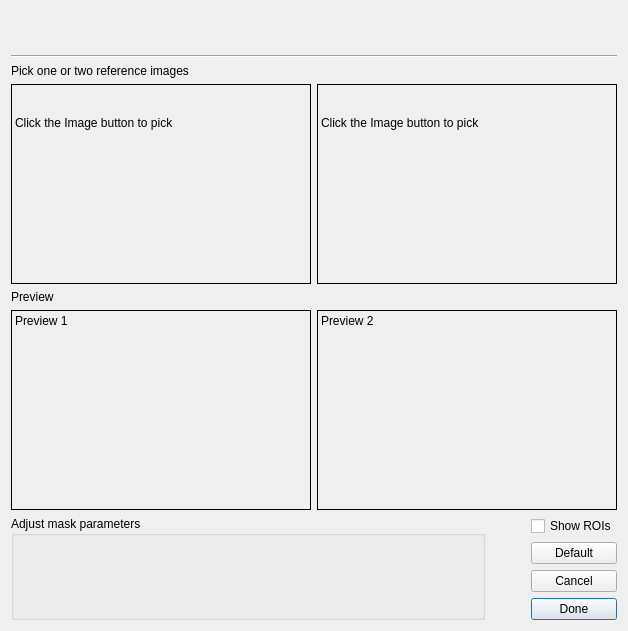
rayngrowingsystems/RVS_Analytics, file Application/ui/ImageMaskDialog.ui: the form before one commit.
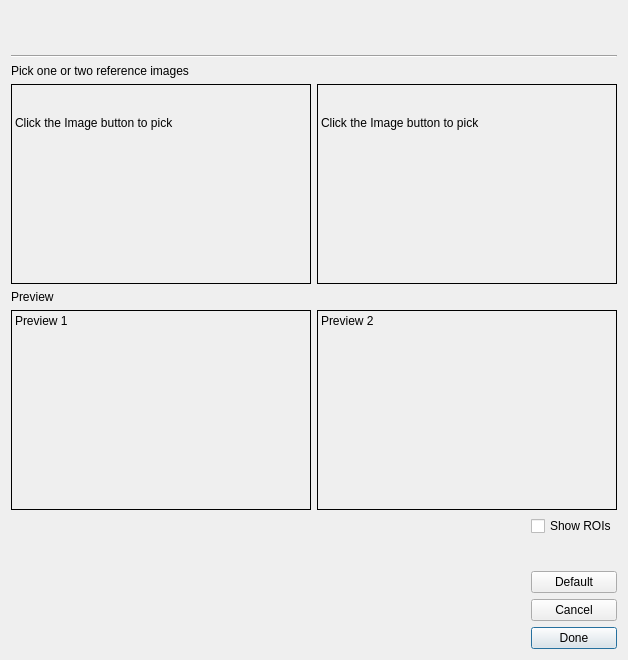
The form after the commit. Custom widgets are drawn as their Qt base class.

Patch:
```diff
--- a/Application/ui/ImageMaskDialog.ui
+++ b/Application/ui/ImageMaskDialog.ui
@@ -10,7 +10,7 @@
     <x>0</x>
     <y>0</y>
     <width>628</width>
-    <height>630</height>
+    <height>660</height>
    </rect>
   </property>
   <property name="windowTitle">
@@ -190,17 +190,7 @@
      <item>
       <layout class="QHBoxLayout" name="horizontalLayout_4" stretch="1,0,0,0">
        <item>
-        <widget class="QGroupBox" name="mask_options_box">
-         <property name="sizePolicy">
-          <sizepolicy hsizetype="Preferred" vsizetype="Preferred">
-           <horstretch>0</horstretch>
-           <verstretch>0</verstretch>
-          </sizepolicy>
-         </property>
-         <property name="title">
-          <string>Adjust mask parameters</string>
-         </property>
-        </widget>
+        <widget class="QWidget" name="main_box" native="true"/>
        </item>
        <item>
         <spacer name="horizontalSpacer">
```
